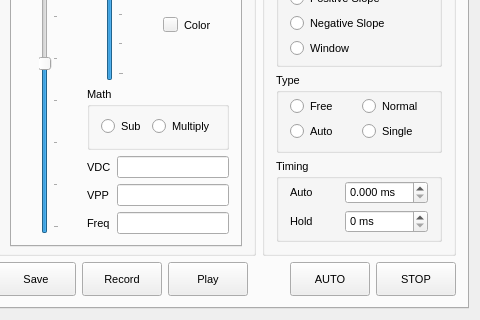
First picture: the form in xprotolabinterface.ui, repository ganzziani/xscopes-qt, before the edit; both pictures show x 480 to 960 and y 344 to 664 of the 960 by 664 pixel window.
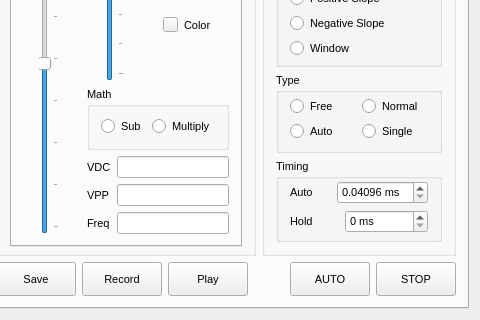
Second picture: the form after the edit. Icons and pictures are not drawn. Custom widgets are drawn as their Qt base class.

Patch:
```diff
--- a/xprotolabinterface.ui
+++ b/xprotolabinterface.ui
@@ -2665,7 +2665,16 @@
                             <string> ms</string>
                            </property>
                            <property name="decimals">
-                            <number>3</number>
+                            <number>5</number>
+                           </property>
+                           <property name="minimum">
+                            <double>0.040960000000000</double>
+                           </property>
+                           <property name="maximum">
+                            <double>10.485760000000001</double>
+                           </property>
+                           <property name="singleStep">
+                            <double>0.040960000000000</double>
                            </property>
                           </widget>
                          </item>
```
Left out of the diff: 3 changed lines with no effect on the pictures.
